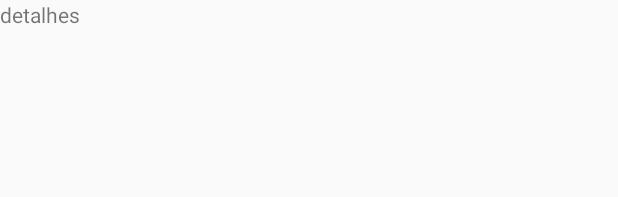
After one commit to filipe-feijosanders/desafio-south-systhem, an Android app: the layout fragment_event_details.xml on its own in the app's theme, with its tools: preview values and no code run, on a phone screen of 412 x 824 dp. The commit adds this screen. Shown: the top 197 px of the screen. Run offline under Robolectric (Android 15) with nearby library versions, the phone set to English and light mode, and no system bars.

Commit message:
API -> Adicionada classes para obter os detalhes do evento

```diff
--- /dev/null
+++ b/app/src/main/res/layout/fragment_event_details.xml
@@ -0,0 +1,14 @@
+<?xml version="1.0" encoding="utf-8"?>
+<FrameLayout xmlns:android="http://schemas.android.com/apk/res/android"
+    xmlns:tools="http://schemas.android.com/tools"
+    android:layout_width="match_parent"
+    android:layout_height="match_parent"
+    tools:context=".ui.scenes.eventDetails.EventDetailsFragment">
+
+    <!-- TODO: Update blank fragment layout -->
+    <TextView
+        android:layout_width="match_parent"
+        android:layout_height="match_parent"
+        android:text="detalhes" />
+
+</FrameLayout>
```
Also changed, not shown: app/src/main/java/com/filipesanders/desafio_south_systhem/businessLogic/models/EventDetailsResponse.kt (added, +34 -0 lines), app/src/main/java/com/filipesanders/desafio_south_systhem/services/rest/eventDetails/EventDetailsServiceApi.kt (added, +14 -0 lines), app/src/main/java/com/filipesanders/desafio_south_systhem/services/rest/eventDetails/EventDetailsServiceInterface.kt (added, +10 -0 lines), app/src/main/java/com/filipesanders/desafio_south_systhem/services/rest/eventDetails/EventDetailsServiceRest.kt (added, +21 -0 lines), app/src/main/java/com/filipesanders/desafio_south_systhem/ui/scenes/eventDetails/EventDetailsFragment.kt (added, +38 -0 lines), app/src/main/java/com/filipesanders/desafio_south_systhem/ui/scenes/eventDetails/EventDetailsViewModel.kt (added, +23 -0 lines), app/src/main/res/navigation/nav_graph.xml (+10 -1 lines).
